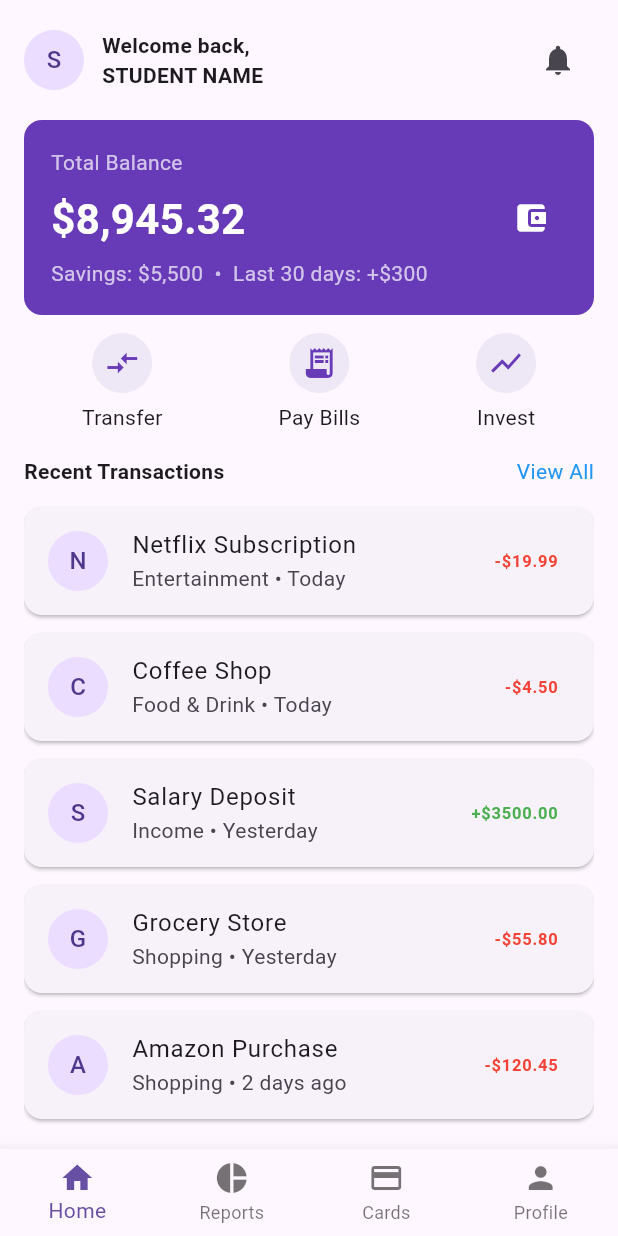
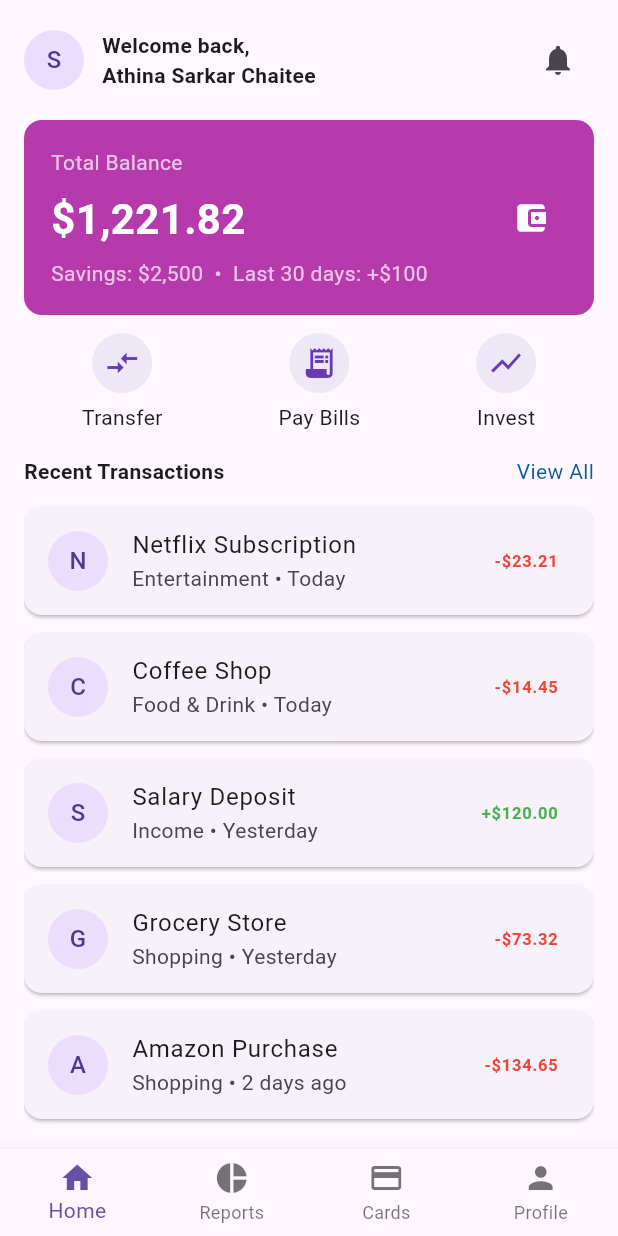
Before and after one commit to Athina-Sarkar-Chaitee/assignment-two-flutter-UI-Athina_Sarkar_Chaitee_2220940, a Flutter app: the screen it shows after launch, on a phone screen of 412 x 824 dp. Run offline on Flutter 3.47's test engine with Material 3 defaults, Android fonts, the phone set to English and light mode, and no system bars.

Commit message:
screen1 fixed

```diff
--- a/lib/main.dart
+++ b/lib/main.dart
@@ -13,7 +13,7 @@ class MyApp extends StatelessWidget {
   @override
   Widget build(BuildContext context) {
     return MaterialApp(
-      title: 'Student Wallet Demo',
+      title: 'Student Wallet',
       theme: ThemeData(
         primarySwatch: Colors.deepPurple,
         useMaterial3: true,
--- a/lib/screens/home_screen.dart
+++ b/lib/screens/home_screen.dart
@@ -15,7 +15,7 @@ class HomeScreen extends StatelessWidget {
                 const CircleAvatar(child: Text('S')),
                 const SizedBox(width: 12),
                 const Expanded(
-                  child: Text('Welcome back,\nSTUDENT NAME',
+                  child: Text('Welcome back,\nAthina Sarkar Chaitee',
                       style: TextStyle(fontWeight: FontWeight.bold)),
                 ),
                 IconButton(onPressed: () {}, icon: const Icon(Icons.notifications))
@@ -27,7 +27,7 @@ class HomeScreen extends StatelessWidget {
             Container(
               padding: const EdgeInsets.all(18),
               decoration: BoxDecoration(
-                color: Colors.deepPurple,
+                color: const Color.fromARGB(255, 183, 58, 173),
                 borderRadius: BorderRadius.circular(12),
               ),
               child: Row(
@@ -39,13 +39,13 @@ class HomeScreen extends StatelessWidget {
                         Text('Total Balance',
                             style: TextStyle(color: Colors.white70)),
                         SizedBox(height: 8),
-                        Text('\$8,945.32',
+                        Text('\$1,221.82',
                             style: TextStyle(
                                 color: Colors.white,
                                 fontSize: 28,
                                 fontWeight: FontWeight.bold)),
                         SizedBox(height: 6),
-                        Text('Savings: \$5,500  •  Last 30 days: +\$300',
+                        Text('Savings: \$2,500  •  Last 30 days: +\$100',
                             style: TextStyle(color: Colors.white70))
                       ],
                     ),
@@ -74,7 +74,7 @@ class HomeScreen extends StatelessWidget {
               children: const [
                 Text('Recent Transactions',
                     style: TextStyle(fontWeight: FontWeight.bold)),
-                Text('View All', style: TextStyle(color: Colors.blue)),
+                Text('View All', style: TextStyle(color: Color.fromARGB(255, 12, 91, 157))),
               ],
             ),
             const SizedBox(height: 8),
@@ -86,28 +86,28 @@ class HomeScreen extends StatelessWidget {
                   _TransactionTile(
                     title: 'Netflix Subscription',
                     subtitle: 'Entertainment • Today',
-                    amount: '-\$19.99',
+                    amount: '-\$23.21',
                   ),
                   _TransactionTile(
                     title: 'Coffee Shop',
                     subtitle: 'Food & Drink • Today',
-                    amount: '-\$4.50',
+                    amount: '-\$14.45',
                   ),
                   _TransactionTile(
                     title: 'Salary Deposit',
                     subtitle: 'Income • Yesterday',
-                    amount: '+\$3500.00',
+                    amount: '+\$120.00',
                     amountColor: Colors.green,
                   ),
                   _TransactionTile(
                     title: 'Grocery Store',
                     subtitle: 'Shopping • Yesterday',
-                    amount: '-\$55.80',
+                    amount: '-\$73.32',
                   ),
                   _TransactionTile(
                     title: 'Amazon Purchase',
                     subtitle: 'Shopping • 2 days ago',
-                    amount: '-\$120.45',
+                    amount: '-\$134.65',
                   ),
                 ],
               ),
```
